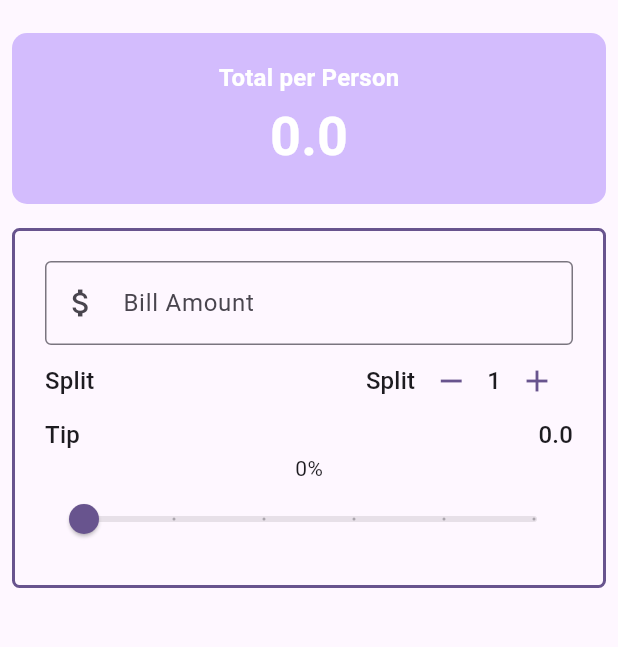
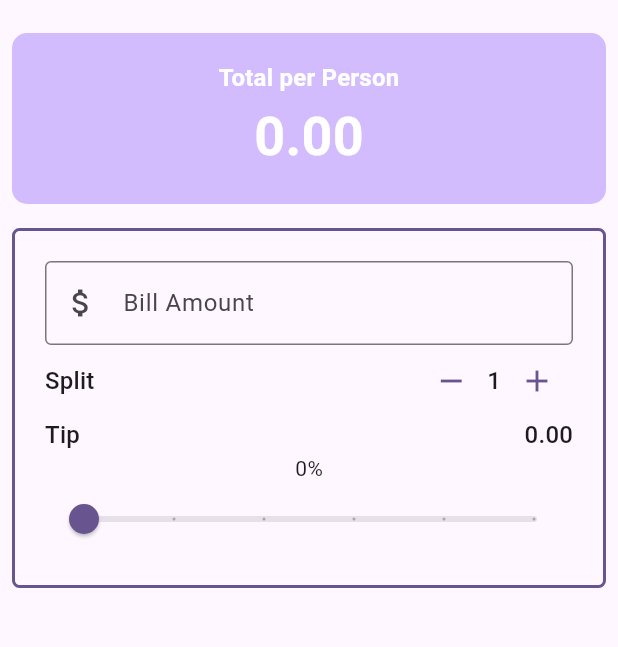
Before and after one commit to pdichone/flutter-course-utip, a Flutter app: the screen it shows after launch, on a phone screen of 412 x 824 dp, the part 63-710 px from its top. Run offline on Flutter 3.47's test engine with Material 3 defaults, Android fonts, the phone set to English and light mode, and no system bars.

Commit message:
Refactor widgets final

```diff
--- a/lib/main.dart
+++ b/lib/main.dart
@@ -1,7 +1,9 @@
 import 'package:flutter/material.dart';
 import 'package:utip/widgets/bill_amount_field.dart';
 import 'package:utip/widgets/person_counter.dart';
+import 'package:utip/widgets/tip_row.dart';
 import 'package:utip/widgets/tip_slider.dart';
+import 'package:utip/widgets/total_per_person.dart';
 
 void main() {
   runApp(const MyApp());
@@ -74,28 +76,7 @@ class _UTipState extends State<UTip> {
       body: Column(
         crossAxisAlignment: CrossAxisAlignment.stretch,
         children: [
-          Padding(
-            padding: const EdgeInsets.all(8.0),
-            child: Container(
-                padding: const EdgeInsets.all(18),
-                decoration: BoxDecoration(
-                    color: theme.colorScheme.inversePrimary,
-                    borderRadius: BorderRadius.circular(10)),
-                child: Column(
-                  children: [
-                    Text(
-                      "Total per Person",
-                      style: style,
-                    ),
-                    Text(
-                      "$total",
-                      style: style.copyWith(
-                          color: theme.colorScheme.onPrimary,
-                          fontSize: theme.textTheme.displaySmall?.fontSize),
-                    ),
-                  ],
-                )),
-          ),
+          TotalPerPerson(theme: theme, style: style, total: total),
           // Form
           Padding(
             padding: const EdgeInsets.all(8.0),
@@ -117,35 +98,14 @@ class _UTipState extends State<UTip> {
                     },
                   ),
                   // Split Bill area
-                  Row(
-                    mainAxisAlignment: MainAxisAlignment.spaceBetween,
-                    children: [
-                      Text(
-                        'Split',
-                        style: theme.textTheme.titleMedium,
-                      ),
-                      PersonCounter(
-                        theme: theme,
-                        personCount: _personCount,
-                        onDecrement: decrement,
-                        onIncrement: increment,
-                      ),
-                    ],
+                  PersonCounter(
+                    theme: theme,
+                    personCount: _personCount,
+                    onDecrement: decrement,
+                    onIncrement: increment,
                   ),
                   // === Tip Section ==
-                  Row(
-                    mainAxisAlignment: MainAxisAlignment.spaceBetween,
-                    children: [
-                      Text(
-                        'Tip',
-                        style: theme.textTheme.titleMedium,
-                      ),
-                      Text(
-                        "$totalT",
-                        style: theme.textTheme.titleMedium,
-                      )
-                    ],
-                  ),
+                  TipRow(theme: theme, totalT: totalT),
 
                   // == Slider Text ==
                   Text('${(_tipPercentage * 100).round()}%'),
--- /dev/null
+++ b/lib/widgets/tip_row.dart
@@ -0,0 +1,29 @@
+import 'package:flutter/material.dart';
+
+class TipRow extends StatelessWidget {
+  const TipRow({
+    super.key,
+    required this.theme,
+    required this.totalT,
+  });
+
+  final ThemeData theme;
+  final double totalT;
+
+  @override
+  Widget build(BuildContext context) {
+    return Row(
+      mainAxisAlignment: MainAxisAlignment.spaceBetween,
+      children: [
+        Text(
+          'Tip',
+          style: theme.textTheme.titleMedium,
+        ),
+        Text(
+          totalT.toStringAsFixed(2),
+          style: theme.textTheme.titleMedium,
+        )
+      ],
+    );
+  }
+}
--- /dev/null
+++ b/lib/widgets/total_per_person.dart
@@ -0,0 +1,40 @@
+import 'package:flutter/material.dart';
+
+class TotalPerPerson extends StatelessWidget {
+  const TotalPerPerson({
+    super.key,
+    required this.theme,
+    required this.style,
+    required this.total,
+  });
+
+  final ThemeData theme;
+  final TextStyle style;
+  final double total;
+
+  @override
+  Widget build(BuildContext context) {
+    return Padding(
+      padding: const EdgeInsets.all(8.0),
+      child: Container(
+          padding: const EdgeInsets.all(18),
+          decoration: BoxDecoration(
+              color: theme.colorScheme.inversePrimary,
+              borderRadius: BorderRadius.circular(10)),
+          child: Column(
+            children: [
+              Text(
+                "Total per Person",
+                style: style,
+              ),
+              Text(
+                total.toStringAsFixed(2),
+                style: style.copyWith(
+                    color: theme.colorScheme.onPrimary,
+                    fontSize: theme.textTheme.displaySmall?.fontSize),
+              ),
+            ],
+          )),
+    );
+  }
+}
```
